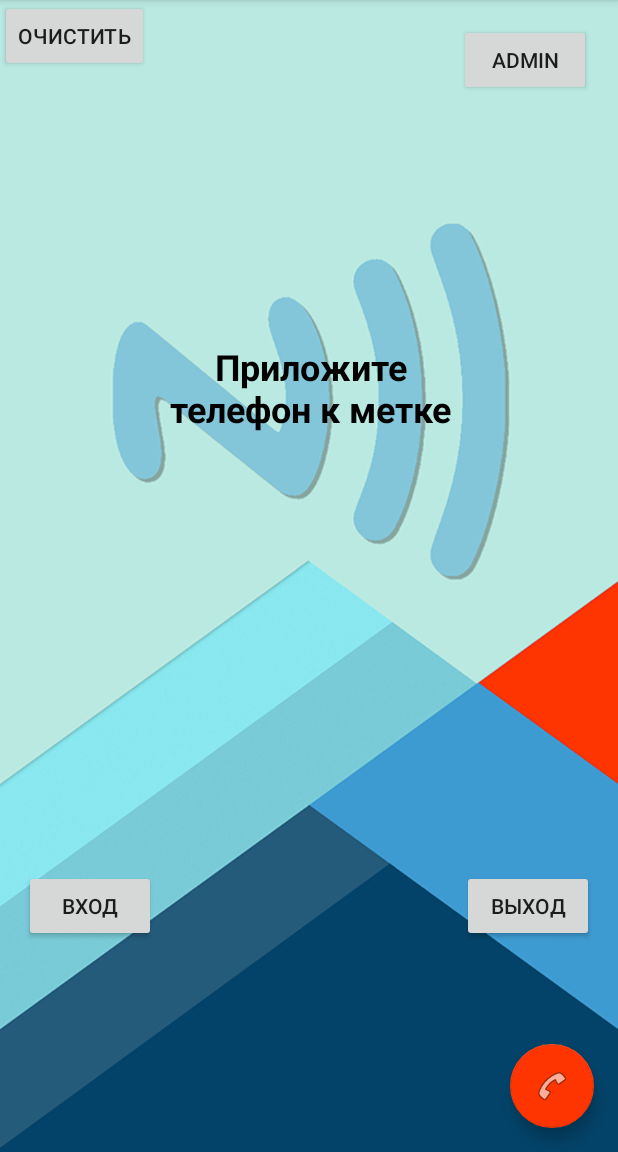
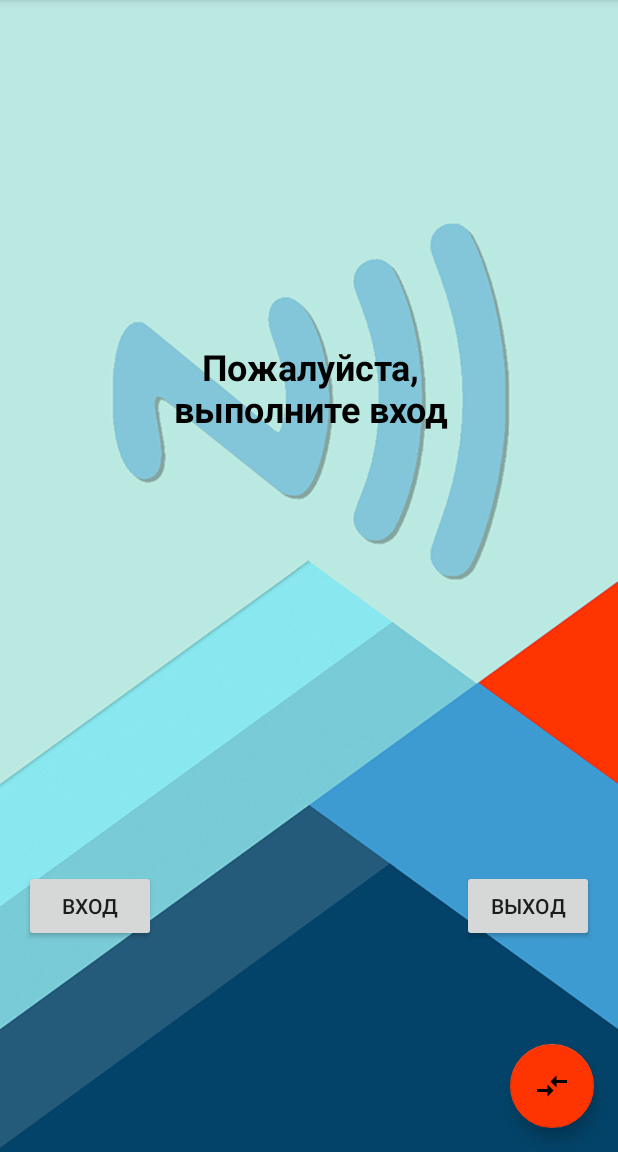
Before and after one commit to 3371771/Cheker1, an Android app: the screen it shows after launch (MainActivity), on a phone screen of 412 x 824 dp, the part 84-1236 px from its top. Run offline under Robolectric (Android 15) with nearby library versions, the phone set to English and light mode, and no system bars.

Commit message:
авторизация

```diff
--- a/Cheker1/app/src/main/java/com/vkr/ksenija_i/IN_OUT/Db_conn.java
+++ b/Cheker1/app/src/main/java/com/vkr/ksenija_i/IN_OUT/Db_conn.java
@@ -17,11 +17,11 @@ public class Db_conn {
         try {
             Class.forName("com.mysql.jdbc.Driver");
             Properties properties = new Properties();
-            properties.setProperty("user", "*"); //user
-            properties.setProperty("password", "*"); //user
+            properties.setProperty("user", "**"); //user
+            properties.setProperty("password", "**"); //user
             properties.setProperty("useUnicode", "true");
             properties.setProperty("characterEncoding", "UTF-8");
-            dbConnection = DriverManager.getConnection("jdbc:mysql://mysql51.hostland.ru/*", properties);
+            dbConnection = DriverManager.getConnection("jdbc:mysql://mysql51.hostland.ru/**", properties);
             return dbConnection;
 
         } catch (java.sql.SQLException e) {
--- a/Cheker1/app/src/main/java/com/vkr/ksenija_i/IN_OUT/MainActivity.java
+++ b/Cheker1/app/src/main/java/com/vkr/ksenija_i/IN_OUT/MainActivity.java
@@ -23,11 +23,11 @@ import android.support.v7.app.ActionBarDrawerToggle;
 
 public class MainActivity extends AppCompatActivity implements View.OnClickListener, NavigationView.OnNavigationItemSelectedListener {
 
-    Button enter, exit, admin,button3,button_clear;
+    Button enter, exit, admin;
     DialogFragment dialog_info;
     MenuItem name;
-    TextView textView14;
-    final String LOG_TAG = "myLogs";
+    TextView textView;
+    String trigger,get_admin;
 
     @Override
     protected void onCreate(Bundle savedInstanceState) {
@@ -36,31 +36,59 @@ public class MainActivity extends AppCompatActivity implements View.OnClickListe
         Toolbar toolbar = (Toolbar) findViewById(R.id.toolbar);
         setSupportActionBar(toolbar);
         enter = (Button) findViewById(R.id.button);
+        enter.setClickable(false);
         enter.setOnClickListener(this);
         exit = (Button) findViewById(R.id.button2);
+        exit.setClickable(false);
         exit.setOnClickListener(this);
         admin = (Button) findViewById(R.id.admin);
         admin.setOnClickListener(this);
         dialog_info = new Dialod_info();
 
-        button_clear = (Button)findViewById(R.id.button_clear);
-        button_clear.setOnClickListener(this);
+        triggers();
+
+        SharedPreferences pref = getSharedPreferences("main", MODE_PRIVATE);
+        get_admin = (pref.getString("saved_name", "").toString());
+        if (get_admin.equals("Admin")) {
+            admin.setVisibility(View.VISIBLE);
+            admin.setClickable(true);
+        } else {admin.setVisibility(View.INVISIBLE);
+            admin.setClickable(false);
+        }
 
         FloatingActionButton fab = (FloatingActionButton) findViewById(R.id.fab);
         fab.setOnClickListener(new View.OnClickListener() {
             @Override
-            public void onClick(View view) {
-                Snackbar.make(view, "Хотите позвонить?", Snackbar.LENGTH_LONG)
+            public void onClick(View view) { //в зависимости от входа
+                SharedPreferences pref = getSharedPreferences("main", MODE_PRIVATE);
+                trigger = pref.getString("trigger","").toString();
+
+                if (trigger.equals("1")) {
+                    Snackbar.make(view, "Выйти?", Snackbar.LENGTH_LONG)
                             .setAction("Да", new View.OnClickListener() {
                                 @Override
                                 public void onClick(View view) {
-                                Intent intent;
-                                intent = new Intent(Intent.ACTION_DIAL);
-                                startActivity(intent);
+                                    clear();
+                                    textView.setText("Пожалуйста, выполните вход");
+                                    admin.setVisibility(View.INVISIBLE);
+                                    admin.setClickable(false);
                                 }
                             }).show();
                 }
+                else {
+                    Snackbar.make(view, "Войти?", Snackbar.LENGTH_LONG)
+                            .setAction("Да", new View.OnClickListener() {
+                                @Override
+                                public void onClick(View view) {
+                                    Intent intent3;
+                                    intent3 = new Intent(com.vkr.ksenija_i.IN_OUT.MainActivity.this, WhoActivity.class);
+                                    startActivity(intent3);
+                                }
+                            }).show();
+                }
+        }
         });
+
         DrawerLayout drawer = (DrawerLayout) findViewById(R.id.drawer_layout);
         ActionBarDrawerToggle toggle = new ActionBarDrawerToggle(
                 this, drawer, toolbar, R.string.navigation_drawer_open, R.string.navigation_drawer_close);
@@ -69,7 +97,6 @@ public class MainActivity extends AppCompatActivity implements View.OnClickListe
 
         NavigationView navigationView = (NavigationView) findViewById(R.id.nav_view);
         navigationView.setNavigationItemSelectedListener(this);
-
     }
 
     @Override
@@ -91,8 +118,6 @@ public class MainActivity extends AppCompatActivity implements View.OnClickListe
         String name1 = (pref.getString("saved_name", "").toString());
         name.setTitle(name1);
         return super.onPrepareOptionsMenu(menu);
-
-
     }
 
     @Override
@@ -130,14 +155,10 @@ public class MainActivity extends AppCompatActivity implements View.OnClickListe
                 intent4 = new Intent(this, AdminActivity.class);
                 startActivity(intent4);
                 break;
-            case R.id.button_clear:
-                clear();
-                break;
             default:
                 break;
         }
     }
-
 
     @Override
     public void onBackPressed() {
@@ -182,4 +203,15 @@ public class MainActivity extends AppCompatActivity implements View.OnClickListe
         String name1 = (pref.getString("saved_name", "").toString());
         name.setTitle(name1);
     }
+
+    public void triggers () { // показывает надпись в зависимости от того выполнен вход или нет
+        SharedPreferences pref = getSharedPreferences("main", MODE_PRIVATE);
+        trigger = pref.getString("trigger","").toString();
+
+        textView = (TextView) findViewById(R.id.textView);
+
+        if (trigger.equals("1")) {
+            textView.setText("Приложите телефон к метке");
+        } else textView.setText("Пожалуйста, выполните вход");
     }
+}
--- /dev/null
+++ b/Cheker1/app/src/main/res/drawable/ic_compare_arrows_black_24dp.xml
@@ -0,0 +1,9 @@
+<vector xmlns:android="http://schemas.android.com/apk/res/android"
+        android:width="24dp"
+        android:height="24dp"
+        android:viewportWidth="24.0"
+        android:viewportHeight="24.0">
+    <path
+        android:fillColor="#FF000000"
+        android:pathData="M9.01,14L2,14v2h7.01v3L13,15l-3.99,-4v3zM14.99,13v-3L22,10L22,8h-7.01L14.99,5L11,9l3.99,4z"/>
+</vector>
--- a/Cheker1/app/src/main/res/layout/app_bar_main.xml
+++ b/Cheker1/app/src/main/res/layout/app_bar_main.xml
@@ -30,7 +30,7 @@
         android:layout_height="wrap_content"
         android:layout_gravity="bottom|end"
         android:layout_margin="@dimen/fab_margin"
-        app:srcCompat="@android:drawable/ic_menu_call"
+        app:srcCompat="@drawable/ic_compare_arrows_black_24dp"
         />
 
 </android.support.design.widget.CoordinatorLayout>
--- a/Cheker1/app/src/main/res/layout/content_main.xml
+++ b/Cheker1/app/src/main/res/layout/content_main.xml
@@ -27,7 +27,7 @@
         android:layout_marginBottom="8dp"
         app:layout_constraintHorizontal_bias="0.503"
         app:layout_constraintVertical_bias="0.307"
-        android:text="@string/what_to_do"
+        android:text="Пожалуйста, выполните вход"
         android:textColor="#000000"
         android:textAlignment="center"
         android:textSize="24sp"
@@ -79,14 +79,5 @@
         android:text="Admin"
         />
 
-    <Button
-        android:id="@+id/button_clear"
-        android:layout_width="wrap_content"
-        android:layout_height="wrap_content"
-        android:layout_alignParentBottom="true"
-        android:layout_alignParentLeft="true"
-        android:text="очистить"
-        tools:layout_editor_absoluteY="391dp"
-        tools:layout_editor_absoluteX="16dp" />
 
 </android.support.constraint.ConstraintLayout>
--- a/Cheker1/app/src/main/res/values/strings.xml
+++ b/Cheker1/app/src/main/res/values/strings.xml
@@ -15,6 +15,5 @@
     <string name="about_app">О приложении</string>
     <string name="help">Тех.поддержка</string>
     <string name="who_is_it">Представиться</string>
-    <string name="what_to_do">Приложите телефон к метке</string>
     <string name="title_activity_main2">Main2Activity</string>
 </resources>
```
Also changed, not shown: Cheker1/app/src/main/java/com/vkr/ksenija_i/IN_OUT/WhoActivity.java (+36 -15 lines), Cheker1/app/src/main/res/layout/activity_who.xml (+0 -14 lines), Cheker1/app/src/main/res/layout/content_main2.xml (deleted, +0 -11 lines). Lines whose indentation alone changed are shown as unchanged.
